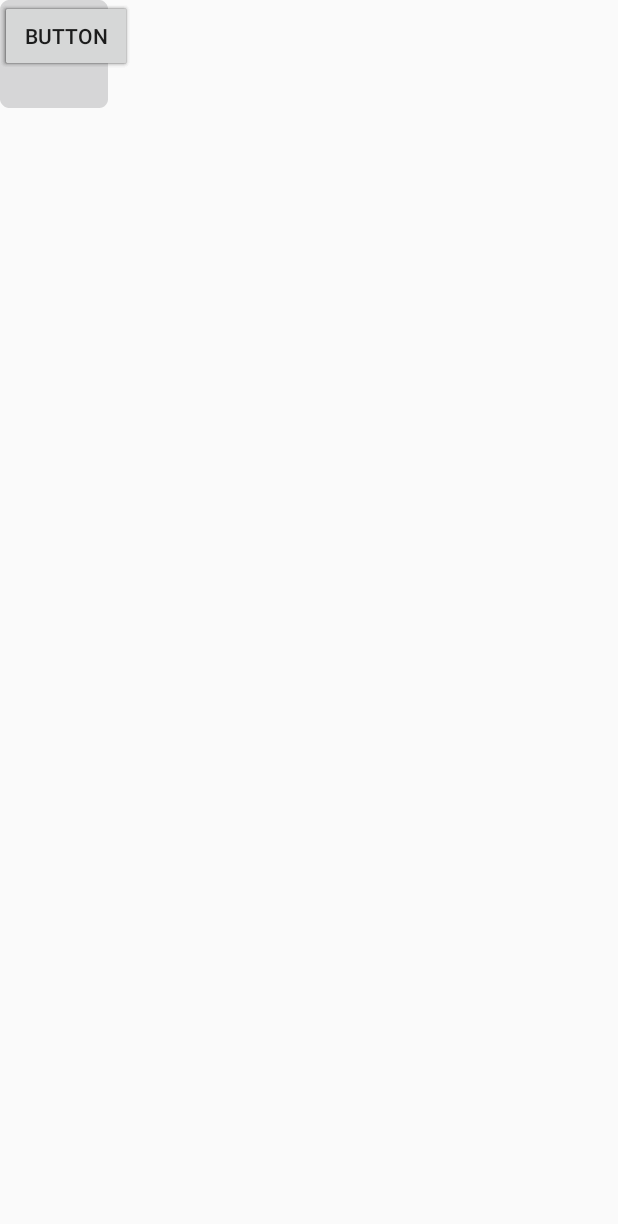
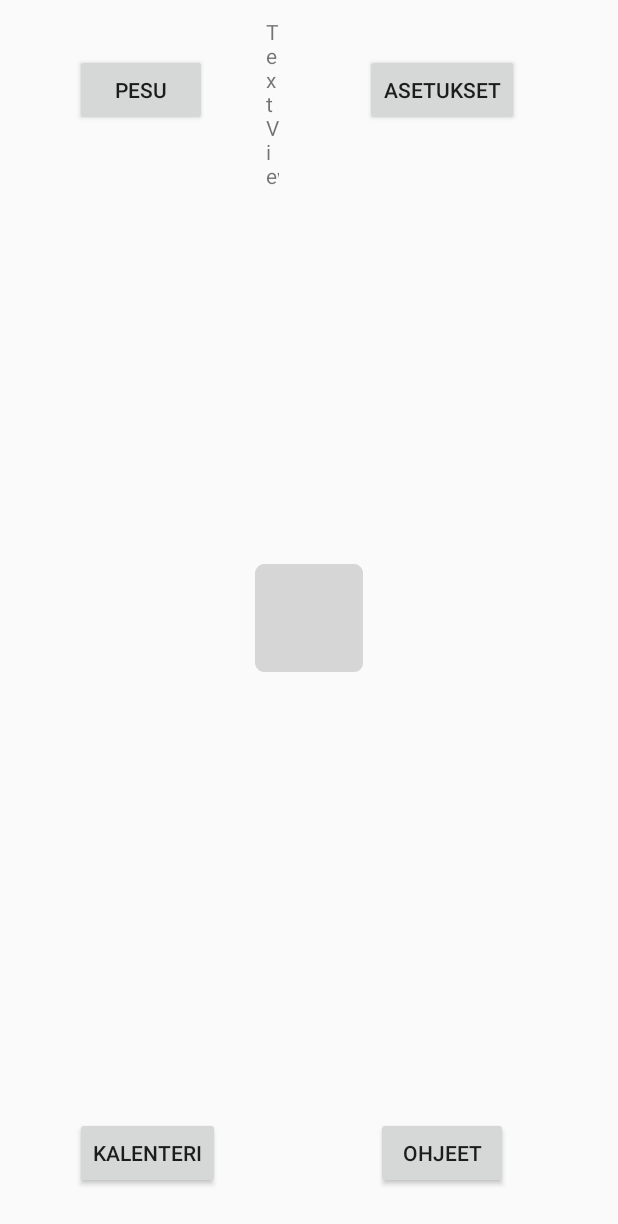
Before and after one commit to TuomasSorsa/Kruunu, an Android app: the layout activity_main_menu.xml on its own in the app's theme, with its tools: preview values and no code run, on a phone screen of 412 x 824 dp. Shown: the top 1224 px of the screen. Run offline under Robolectric (Android 15) with nearby library versions, the phone set to English and light mode, and no system bars.

Commit message:
first time setup + main menu valmiina (main menu luo User objektin)

```diff
--- a/app/src/main/AndroidManifest.xml
+++ b/app/src/main/AndroidManifest.xml
@@ -14,7 +14,8 @@
         <activity android:name=".OptionsMenu" />
         <activity android:name=".KalenteriMenu" />
         <activity android:name=".PesuMenu" />
-        <activity android:name=".MainMenu" />
+        <activity android:name=".MainMenu"
+            android:screenOrientation="sensorLandscape"/>
         <activity android:name=".MainActivity">
             <intent-filter>
                 <action android:name="android.intent.action.MAIN" />
--- a/app/src/main/java/com/example/kruunu/Hint.java
+++ b/app/src/main/java/com/example/kruunu/Hint.java
@@ -10,9 +10,7 @@ public class Hint {
         this.content = content;
     }
 
-    public String getTitle() {
-        return this.title;
-    }
+    public String getTitle() { return this.title; }
 
     public String getContent() {
         return this.content;
--- a/app/src/main/res/layout/activity_main_menu.xml
+++ b/app/src/main/res/layout/activity_main_menu.xml
@@ -10,39 +10,74 @@
         android:id="@+id/button"
         android:layout_width="wrap_content"
         android:layout_height="wrap_content"
-        android:text="Button"
-        tools:layout_editor_absoluteX="47dp"
-        tools:layout_editor_absoluteY="120dp" />
+        android:layout_marginStart="50dp"
+        android:layout_marginLeft="50dp"
+        android:layout_marginTop="36dp"
+        android:layout_marginEnd="39dp"
+        android:layout_marginRight="39dp"
+        android:onClick="PesuButton"
+        android:text="PESU"
+        app:layout_constraintEnd_toStartOf="@+id/testiView"
+        app:layout_constraintStart_toStartOf="parent"
+        app:layout_constraintTop_toTopOf="parent" />
 
     <Button
         android:id="@+id/button2"
         android:layout_width="wrap_content"
         android:layout_height="wrap_content"
-        android:text="Button"
-        tools:layout_editor_absoluteX="269dp"
-        tools:layout_editor_absoluteY="122dp" />
+        android:layout_marginTop="36dp"
+        android:layout_marginEnd="66dp"
+        android:layout_marginRight="66dp"
+        android:onClick="OptionsButton"
+        android:text="ASETUKSET"
+        app:layout_constraintEnd_toEndOf="parent"
+        app:layout_constraintStart_toEndOf="@+id/testiView"
+        app:layout_constraintTop_toTopOf="parent" />
 
     <Button
         android:id="@+id/button3"
         android:layout_width="wrap_content"
         android:layout_height="wrap_content"
-        android:text="Button"
-        tools:layout_editor_absoluteX="50dp"
-        tools:layout_editor_absoluteY="539dp" />
+        android:layout_marginStart="50dp"
+        android:layout_marginLeft="50dp"
+        android:layout_marginBottom="31dp"
+        android:onClick="KalenteriButton"
+        android:text="KALENTERI"
+        app:layout_constraintBottom_toBottomOf="parent"
+        app:layout_constraintStart_toStartOf="parent" />
 
     <Button
         android:id="@+id/button4"
         android:layout_width="wrap_content"
         android:layout_height="wrap_content"
-        android:text="Button"
-        tools:layout_editor_absoluteX="267dp"
-        tools:layout_editor_absoluteY="539dp" />
+        android:layout_marginBottom="31dp"
+        android:onClick="OhjeButton"
+        android:text="OHJEET"
+        app:layout_constraintBottom_toBottomOf="parent"
+        app:layout_constraintEnd_toEndOf="@+id/button2"
+        app:layout_constraintStart_toStartOf="@+id/button2" />
 
     <ImageView
         android:id="@+id/imageView"
         android:layout_width="wrap_content"
         android:layout_height="wrap_content"
-        app:srcCompat="@mipmap/ic_launcher_round"
-        tools:layout_editor_absoluteX="169dp"
-        tools:layout_editor_absoluteY="309dp" />
+        app:layout_constraintBottom_toBottomOf="parent"
+        app:layout_constraintEnd_toEndOf="parent"
+        app:layout_constraintStart_toStartOf="parent"
+        app:layout_constraintTop_toTopOf="parent"
+        app:srcCompat="@mipmap/ic_launcher_round" />
+
+    <TextView
+        android:id="@+id/testiView"
+        android:layout_width="0dp"
+        android:layout_height="0dp"
+        android:layout_marginTop="11dp"
+        android:layout_marginEnd="57dp"
+        android:layout_marginRight="57dp"
+        android:layout_marginBottom="22dp"
+        android:text="TextView"
+        app:layout_constraintBottom_toTopOf="@+id/imageView"
+        app:layout_constraintEnd_toStartOf="@+id/button2"
+        app:layout_constraintStart_toEndOf="@+id/button"
+        app:layout_constraintTop_toTopOf="parent" />
 </androidx.constraintlayout.widget.ConstraintLayout>
```
Also changed, not shown: app/src/main/java/com/example/kruunu/MainActivity.java (+11 -5 lines), app/src/main/java/com/example/kruunu/MainMenu.java (+60 -0 lines), app/src/main/java/com/example/kruunu/User.java (+6 -1 lines), app/src/main/java/com/example/kruunu/UserCreation.java (+33 -5 lines), app/src/main/res/layout/activity_user_creation.xml (+6 -2 lines).
